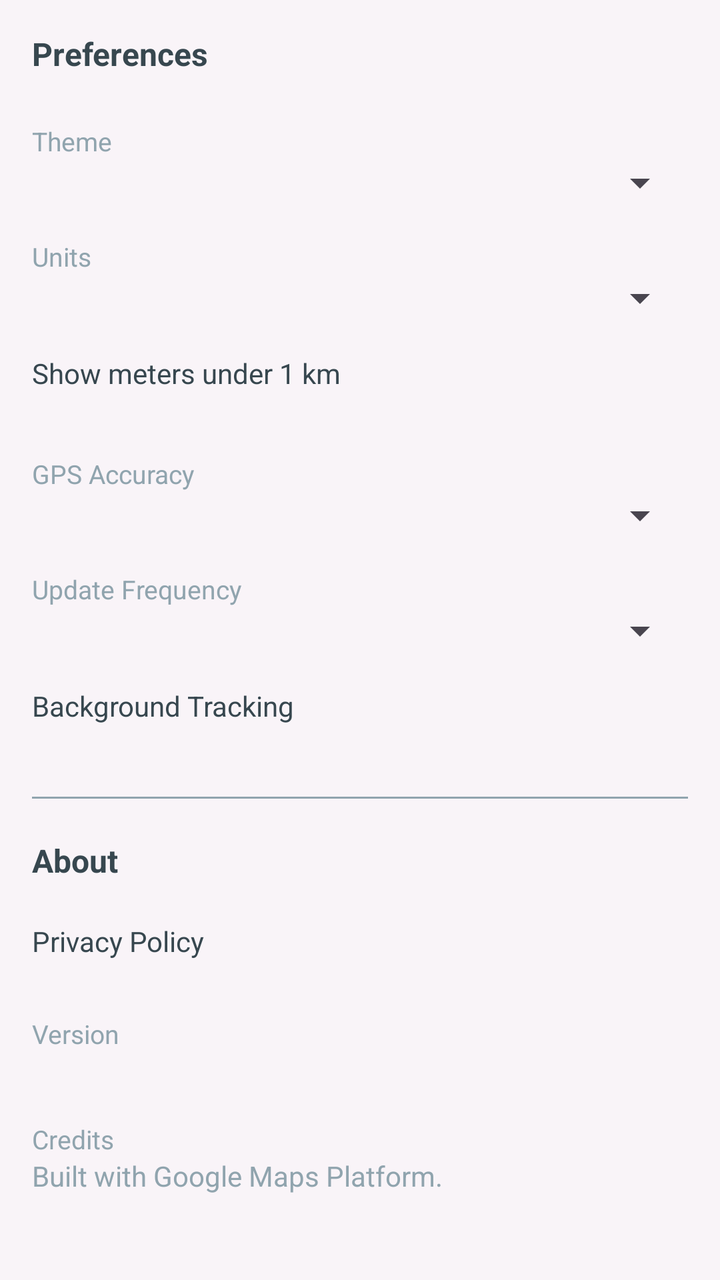
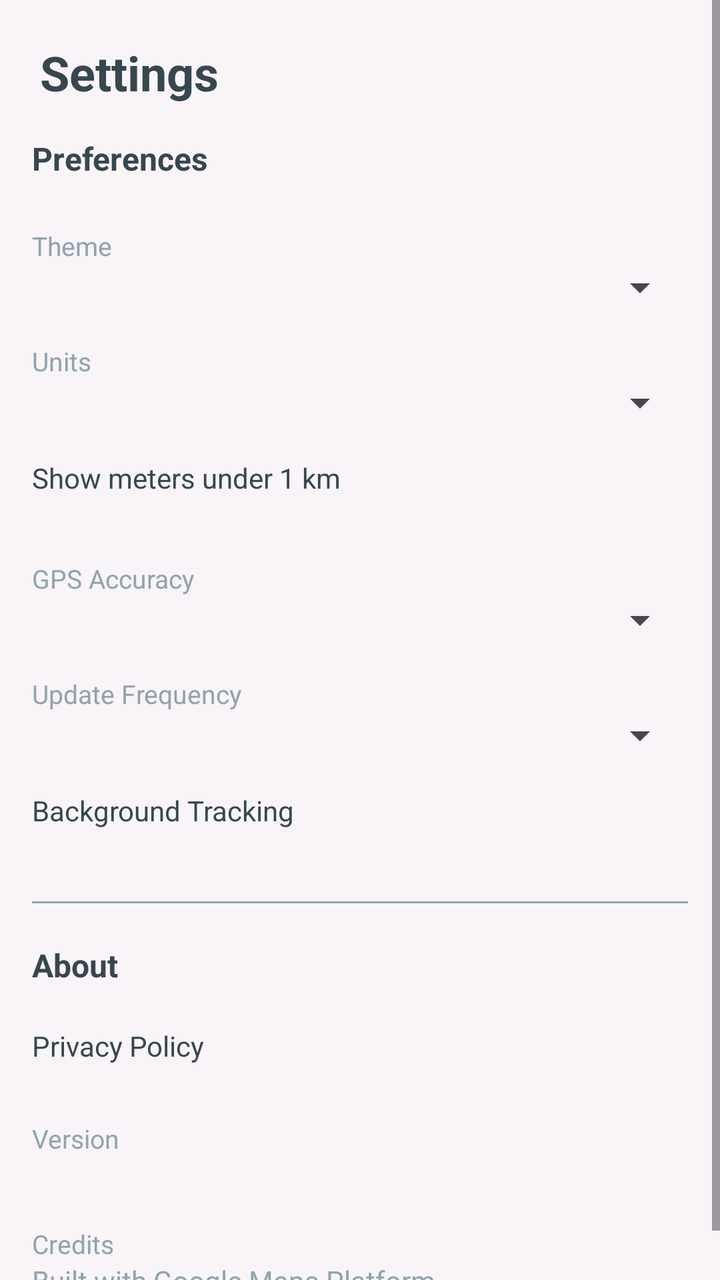

Two renders of the same Android screen: before a commit and after it. Below are the layout's source before the change and the commit's diff.
<!-- AndroidManifest.xml: application theme Theme.TrueDistance -->
<!-- res/layout/fragment_settings.xml -->
<?xml version="1.0" encoding="utf-8"?>
<ScrollView xmlns:android="http://schemas.android.com/apk/res/android"
    xmlns:app="http://schemas.android.com/apk/res-auto"
    android:layout_width="match_parent"
    android:layout_height="match_parent"
    android:background="@color/background_soft"
    android:fillViewport="true">

    <androidx.constraintlayout.widget.ConstraintLayout
        android:layout_width="match_parent"
        android:layout_height="wrap_content">

        <LinearLayout
            android:layout_width="0dp"
            android:layout_height="wrap_content"
            android:orientation="vertical"
            android:padding="16dp"
            app:layout_constraintEnd_toEndOf="parent"
            app:layout_constraintStart_toStartOf="parent"
            app:layout_constraintTop_toTopOf="parent"
            app:layout_constraintWidth_max="600dp">

            <TextView
                style="@style/SettingsSectionHeader"
                android:text="@string/section_preferences" />

            <TextView
                style="@style/SettingsLabel"
                android:text="@string/theme" />

            <Spinner
                android:id="@+id/themeSpinner"
                style="@style/SettingsSpinner" />

            <TextView
                style="@style/SettingsLabel"
                android:text="@string/units" />

            <Spinner
                android:id="@+id/unitSpinner"
                style="@style/SettingsSpinner" />

            <LinearLayout style="@style/SettingsRow">

                <TextView
                    android:layout_width="0dp"
                    android:layout_height="wrap_content"
                    android:layout_weight="1"
                    android:text="@string/auto_meters_under_1km"
                    android:textColor="@color/text_charcoal" />

                <Switch android:id="@+id/autoMetersSwitch" />
            </LinearLayout>

            <TextView
                style="@style/SettingsLabel"
                android:text="@string/gps_accuracy_mode" />

            <Spinner
                android:id="@+id/accuracySpinner"
                style="@style/SettingsSpinner" />

            <TextView
                style="@style/SettingsLabel"
                android:text="@string/update_frequency" />

            <Spinner
                android:id="@+id/frequencySpinner"
                style="@style/SettingsSpinner" />

            <LinearLayout style="@style/SettingsRow">

                <TextView
                    android:layout_width="0dp"
                    android:layout_height="wrap_content"
                    android:layout_weight="1"
                    android:text="@string/background_tracking"
                    android:textColor="@color/text_charcoal" />

                <Switch android:id="@+id/backgroundTrackingSwitch" />
            </LinearLayout>

            <View
                android:layout_width="match_parent"
                android:layout_height="1dp"
                android:layout_marginVertical="20dp"
                android:background="@color/text_gray_purple" />

            <TextView
                style="@style/SettingsSectionHeader"
                android:text="@string/section_about" />

            <LinearLayout
                android:id="@+id/privacyPolicyRow"
                style="@style/SettingsRow"
                android:clickable="true"
                android:focusable="true">

                <TextView
                    android:layout_width="0dp"
                    android:layout_height="wrap_content"
                    android:layout_weight="1"
                    android:text="@string/privacy_policy"
                    android:textColor="@color/text_charcoal" />
            </LinearLayout>

            <TextView
                style="@style/SettingsLabel"
                android:text="@string/version" />

            <TextView
                android:id="@+id/versionText"
                android:layout_width="wrap_content"
                android:layout_height="wrap_content"
                android:textColor="@color/text_gray_purple" />

            <TextView
                style="@style/SettingsLabel"
                android:text="@string/credits" />

            <TextView
                android:layout_width="wrap_content"
                android:layout_height="wrap_content"
                android:text="@string/credits_text"
                android:textColor="@color/text_gray_purple" />

        </LinearLayout>
    </androidx.constraintlayout.widget.ConstraintLayout>
</ScrollView>
<!-- resources referenced by this layout -->
<resources>
  <color name="background_soft">#F9F4F8</color>
  <color name="text_charcoal">#37474F</color>
  <color name="text_gray_purple">#90A4AE</color>
  <string name="auto_meters_under_1km">Show meters under 1 km</string>
  <string name="background_tracking">Background Tracking</string>
  <string name="credits">Credits</string>
  <string name="credits_text">Built with Google Maps Platform.</string>
  <string name="gps_accuracy_mode">GPS Accuracy</string>
  <string name="privacy_policy">Privacy Policy</string>
  <string name="section_about">About</string>
  <string name="section_preferences">Preferences</string>
  <string name="theme">Theme</string>
  <string name="units">Units</string>
  <string name="update_frequency">Update Frequency</string>
  <string name="version">Version</string>
  <style name="SettingsLabel">
          <item name="android:layout_width">wrap_content</item>
          <item name="android:layout_height">wrap_content</item>
          <item name="android:layout_marginTop">16dp</item>
          <item name="android:textColor">@color/text_gray_purple</item>
          <item name="android:textSize">13sp</item>
      </style>
  <style name="SettingsRow">
          <item name="android:layout_width">match_parent</item>
          <item name="android:layout_height">wrap_content</item>
          <item name="android:orientation">horizontal</item>
          <item name="android:gravity">center_vertical</item>
          <item name="android:paddingVertical">12dp</item>
      </style>
  <style name="SettingsSectionHeader">
          <item name="android:layout_width">wrap_content</item>
          <item name="android:layout_height">wrap_content</item>
          <item name="android:textStyle">bold</item>
          <item name="android:textSize">16sp</item>
          <item name="android:paddingBottom">8dp</item>
          <item name="android:textColor">@color/text_charcoal</item>
      </style>
  <style name="SettingsSpinner">
          <item name="android:layout_width">match_parent</item>
          <item name="android:layout_height">wrap_content</item>
      </style>
  <color name="primary_violet">#7C4DFF</color>
  <color name="primary_violet_dark">#651FFF</color>
  <color name="primary_lavender">#E1BEE7</color>
  <color name="text_on_primary">#FFFFFF</color>
  <style name="Theme.TrueDistance.Dialog" parent="ThemeOverlay.MaterialComponents.MaterialAlertDialog">
          <item name="shapeAppearanceOverlay">@style/ShapeAppearance.App.Dialog</item>
          <item name="android:background">@color/card_white</item>
          <item name="buttonBarPositiveButtonStyle">@style/Widget.App.Button.Text</item>
          <item name="buttonBarNegativeButtonStyle">@style/Widget.App.Button.Text</item>
      </style>
  <style name="Widget.App.Button" parent="Widget.MaterialComponents.Button">
          <item name="cornerRadius">12dp</item>
          <item name="backgroundTint">@color/primary_violet</item>
          <item name="android:textColor">@color/text_on_primary</item>
          <item name="android:insetTop">0dp</item>
          <item name="android:insetBottom">0dp</item>
      </style>
  <style name="Widget.App.BottomNavigationView" parent="Widget.Material3.BottomNavigationView">
          <item name="itemIconTint">@color/nav_item_color_state</item>
          <item name="itemTextColor">@color/nav_item_color_state</item>
          <item name="backgroundTint">@null</item>
          <item name="elevation">0dp</item>
          <item name="labelVisibilityMode">labeled</item>
          <item name="itemPaddingTop">0dp</item>
          <item name="itemPaddingBottom">0dp</item>
      </style>
  <style name="ShapeAppearance.App.Dialog" parent="">
          <item name="cornerSize">24dp</item>
      </style>
  <color name="card_white">#FFFFFF</color>
  <style name="Widget.App.Button.Text" parent="Widget.MaterialComponents.Button.TextButton">
          <item name="android:textColor">@color/primary_violet</item>
      </style>
  <!-- unchanged entries left out for length: 1 -->
</resources>

<!-- the commit's change to res/layout/fragment_settings.xml (unified diff, before → after) -->
@@ -10,6 +10,21 @@
         android:layout_width="match_parent"
         android:layout_height="wrap_content">
 
+        
+        <TextView
+            android:id="@+id/screenTitle"
+            android:layout_width="0dp"
+            android:layout_height="wrap_content"
+            android:layout_marginStart="20dp"
+            android:layout_marginTop="20dp"
+            android:text="@string/settings"
+            android:textColor="@color/text_charcoal"
+            android:textSize="24sp"
+            android:textStyle="bold"
+            app:layout_constraintTop_toTopOf="parent"
+            app:layout_constraintStart_toStartOf="parent"
+            app:layout_constraintEnd_toEndOf="parent" />
+
         <LinearLayout
             android:layout_width="0dp"
             android:layout_height="wrap_content"
@@ -17,7 +32,7 @@
             android:padding="16dp"
             app:layout_constraintEnd_toEndOf="parent"
             app:layout_constraintStart_toStartOf="parent"
-            app:layout_constraintTop_toTopOf="parent"
+            app:layout_constraintTop_toBottomOf="@id/screenTitle"
             app:layout_constraintWidth_max="600dp">
 
             <TextView
<!-- resource entries referenced after the edit -->
@@ -11,6 +11,7 @@
   <string name="privacy_policy">Privacy Policy</string>
   <string name="section_about">About</string>
   <string name="section_preferences">Preferences</string>
+  <string name="settings">Settings</string>
   <string name="theme">Theme</string>
   <string name="units">Units</string>
   <string name="update_frequency">Update Frequency</string>
